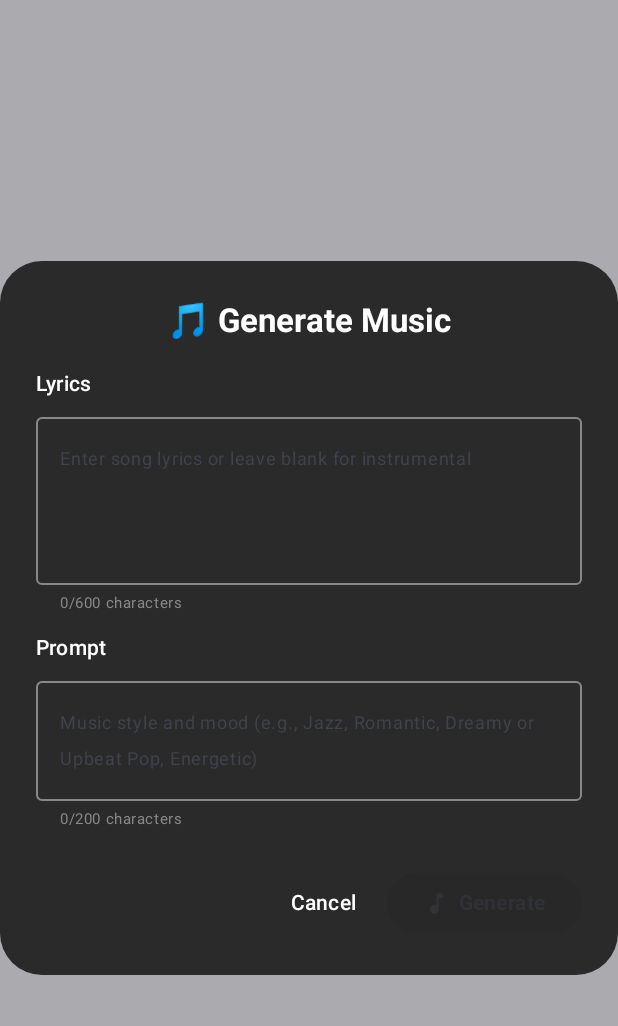
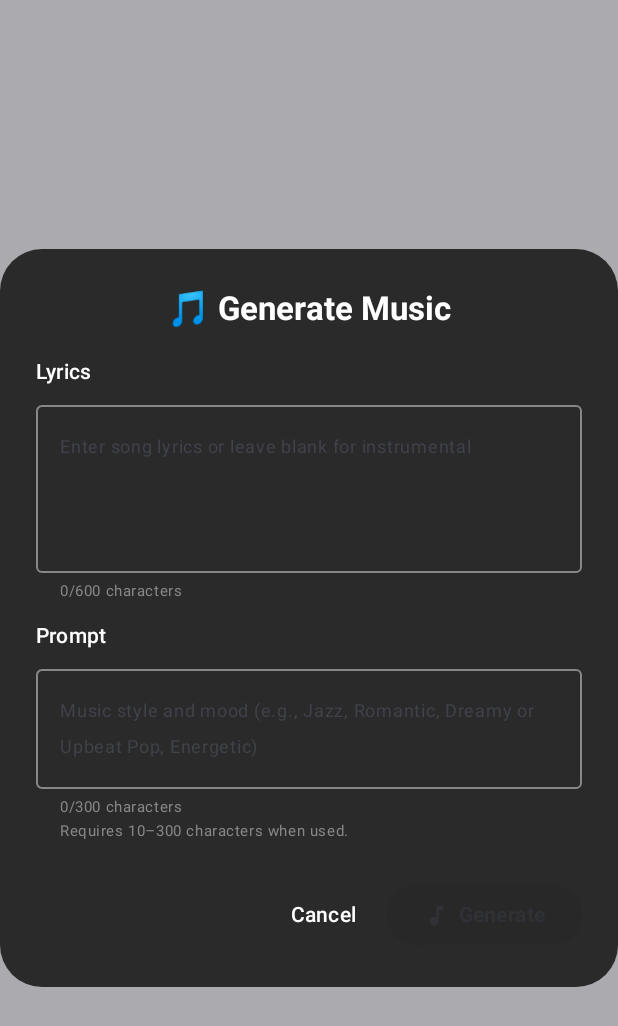
Before and after one commit to jerrymcma/sparkiai, an Android app built with Jetpack Compose: the composable MusicGenerationDialog called with empty values, on a phone screen of 412 x 824 dp. Shown: the top 1026 px of the screen. Run offline under Robolectric (Android 15) with nearby library versions, the phone set to English and light mode, and no system bars.

Commit message:
Align Android prompt character limits with Replicate

```diff
--- a/app/src/main/java/com/sparkiai/app/ui/components/MusicGenerationUI.kt
+++ b/app/src/main/java/com/sparkiai/app/ui/components/MusicGenerationUI.kt
@@ -258,8 +258,11 @@ fun MusicGenerationDialog(
 ) {
     var lyrics by remember { mutableStateOf("") }
     var musicStyle by remember { mutableStateOf("") }
+    var promptError by remember { mutableStateOf<String?>(null) }
 
     val maxChars = remember { FeatureFlags.MusicComposerConfig.MAX_PROMPT_CHARACTERS }
+    val maxPromptChars = 300
+    val minPromptChars = 10
 
     AlertDialog(
         onDismissRequest = onDismiss,
@@ -354,8 +357,13 @@ fun MusicGenerationDialog(
                 OutlinedTextField(
                     value = musicStyle,
                     onValueChange = {
-                        if (it.length <= 200) {
-                            musicStyle = it
+                        val trimmed =
+                            if (it.length > maxPromptChars) it.take(maxPromptChars) else it
+                        musicStyle = trimmed
+                        promptError = when {
+                            trimmed.isBlank() -> null
+                            trimmed.length < minPromptChars -> "Needs at least 10 characters"
+                            else -> null
                         }
                     },
                     modifier = Modifier
@@ -377,15 +385,31 @@ fun MusicGenerationDialog(
                         cursorColor = Color(0xFFE91E63)
                     ),
                     supportingText = {
-                        Text(
-                            text = "${musicStyle.length}/200 characters",
-                            fontSize = 10.sp,
-                            color = when {
-                                musicStyle.length > 200 -> Color.Red
-                                musicStyle.length > 180 -> Color(0xFFFF9800)
-                                else -> Color.Gray
+                        val textColor = when {
+                            promptError != null -> Color.Red
+                            musicStyle.length > maxPromptChars -> Color.Red
+                            musicStyle.length > maxPromptChars * 0.9 -> Color(0xFFFF9800)
+                            else -> Color.Gray
+                        }
+                        Column {
+                            Text(
+                                text = "${musicStyle.length}/$maxPromptChars characters",
+                                fontSize = 10.sp,
+                                color = textColor
+                            )
+                            Text(
+                                text = "Requires ${minPromptChars}–$maxPromptChars characters when used.",
+                                fontSize = 10.sp,
+                                color = textColor
+                            )
+                            if (promptError != null) {
+                                Text(
+                                    text = promptError!!,
+                                    fontSize = 10.sp,
+                                    color = Color.Red
+                                )
                             }
-                        )
+                        }
                     }
                 )
             }
@@ -406,6 +430,11 @@ fun MusicGenerationDialog(
                         musicStyle.trim()
                     } else {
                         ""
+                    }
+
+                    if (musicStyle.isNotBlank() && musicStyle.trim().length < minPromptChars) {
+                        promptError = "Needs at least 10 characters"
+                        return@Button
                     }
 
                     if (finalPrompt.isNotBlank()) {
```
